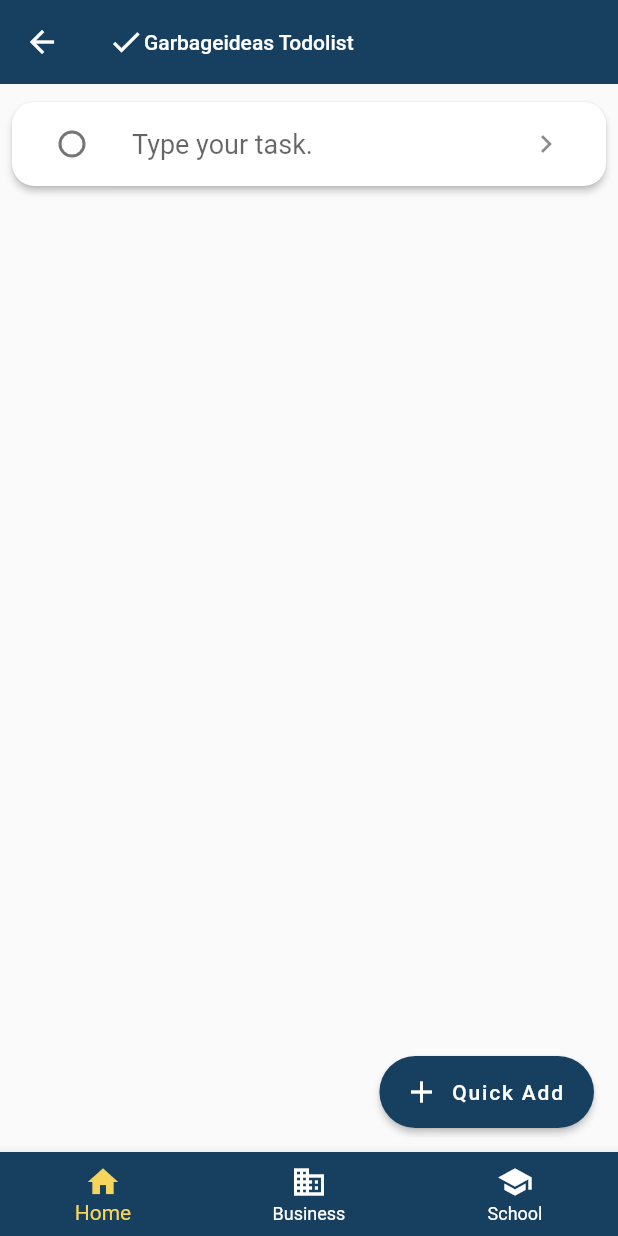
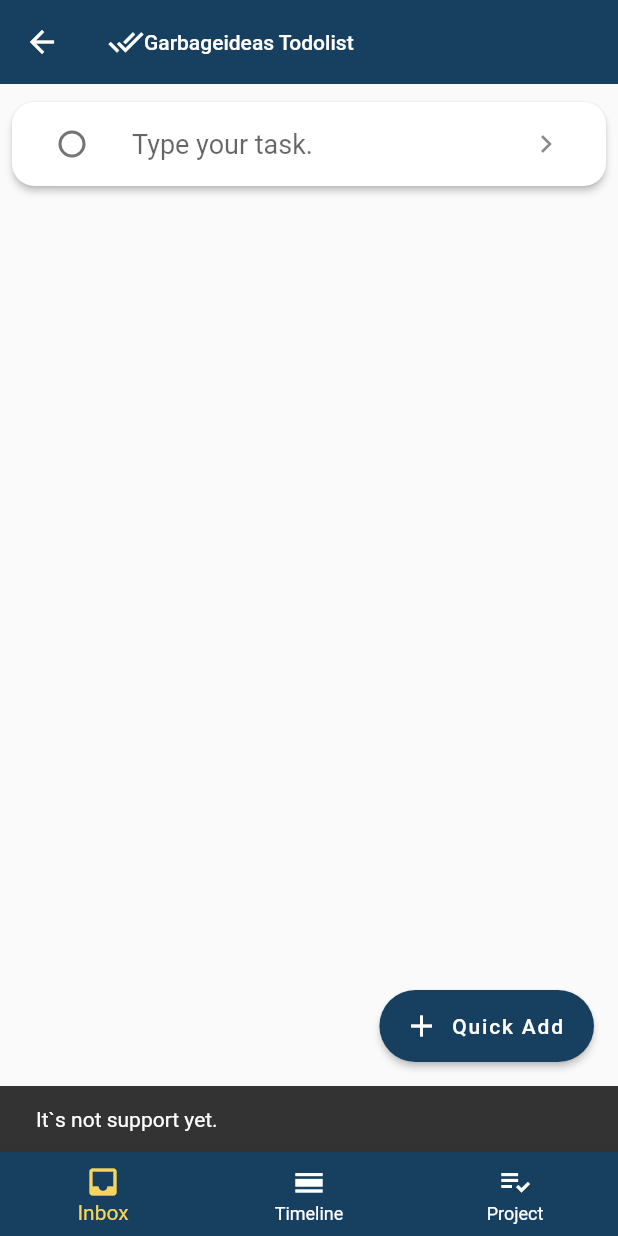
Before and after one commit to Garbageideas/to-do-list, a Flutter app: the InboxScreen screen opened by its route, after a tap on "Quick Add", on a phone screen of 412 x 824 dp. Run offline on Flutter 3.47's test engine with Material 2 defaults, Android fonts, the phone set to English and light mode, and no system bars; our stand-ins replace circular_check_box.

Commit message:
#개발 바텀네비게이션바 복붙했던것 커스텀

```diff
--- a/lib/screens/home_screen.dart
+++ b/lib/screens/home_screen.dart
@@ -30,7 +30,7 @@ class _HomeScreenState extends State<HomeScreen> {
         radius: 48.0,
         child: Row(
           children: [
-            Icon(Icons.check, color: ProtoTheme.yellow),
+            Icon(Icons.done_all, color: ProtoTheme.yellow),
             Text(
               'Garbageideas',
               style: TextStyle(color: ProtoTheme.yellow),
@@ -45,7 +45,6 @@ class _HomeScreenState extends State<HomeScreen> {
       controller: _emailBoxController,
       keyboardType: TextInputType.emailAddress,
       autofocus: false,
-      //initialValue: 'geust@gmail.com',
       decoration: InputDecoration(
         hintText: 'Email',
         contentPadding: EdgeInsets.fromLTRB(20.0, 10.0, 20.0, 10.0),
@@ -56,7 +55,6 @@ class _HomeScreenState extends State<HomeScreen> {
     TextFormField password = TextFormField(
       controller: _passwordBoxController,
       autofocus: false,
-      //initialValue: 'geust',
       obscureText: true,
       decoration: InputDecoration(
         hintText: 'Password',
@@ -125,6 +123,5 @@ class _HomeScreenState extends State<HomeScreen> {
     );
   }
 
-  _showSnackBar(String message) =>
-      scaffoldKey.currentState.showSnackBar(SnackBar(content: Text(message)));
+  _showSnackBar(String message) => scaffoldKey.currentState.showSnackBar(SnackBar(content: Text(message)));
 }
--- a/lib/screens/inbox_screen.dart
+++ b/lib/screens/inbox_screen.dart
@@ -8,17 +8,21 @@ import 'package:to_do_list/overview/routes.dart';
 import 'package:to_do_list/models/todos.dart';
 
 class InboxScreen extends StatelessWidget {
+  final scaffoldKey = GlobalKey<ScaffoldState>();
+
   @override
   Widget build(BuildContext context) {
     var _todos = Provider.of<TodosModel>(context);
 
+
     return Container(
       child: Scaffold(
+        key: scaffoldKey,
         appBar: AppBar(
           elevation: 0.0,
           title: Row(
             children: <Widget>[
-              Icon(Icons.check, color: Colors.white,),
+              Icon(Icons.done_all, color: Colors.white,),
               Text('Garbageideas Todolist', style: TextStyle(color: Colors.white, fontSize: 14.0),),
             ],
           ),
@@ -38,10 +42,7 @@ class InboxScreen extends StatelessWidget {
                           key: todos.getKey(index),
                           onDismissed: (direction) {
                             _todos.removeByKey(todos.getKey(index));
-                            Scaffold.of(context).showSnackBar(SnackBar(
-                              content: Text('Removed.'),
-                              //backgroundColor: ProtoTheme.red,
-                            ));
+                            _showSnackBar('Removed.');
                           },
                           background: Padding(
                             padding: const EdgeInsets.symmetric(vertical: 20.0),
@@ -76,23 +77,23 @@ class InboxScreen extends StatelessWidget {
         bottomNavigationBar: BottomNavigationBar(
           items: const <BottomNavigationBarItem>[
             BottomNavigationBarItem(
-              icon: Icon(Icons.home),
-              title: Text('Home'),
+              icon: Icon(Icons.inbox),
+              title: Text('Inbox'),
             ),
             BottomNavigationBarItem(
-              icon: Icon(Icons.business),
-              title: Text('Business'),
+              icon: Icon(Icons.calendar_view_day),
+              title: Text('Timeline'),
             ),
             BottomNavigationBarItem(
-              icon: Icon(Icons.school),
-              title: Text('School'),
+              icon: Icon(Icons.playlist_add_check),
+              title: Text('Project'),
             ),
           ],
           currentIndex: 0,
           backgroundColor: ProtoTheme.darkBlue,
           unselectedItemColor: Colors.white,
           selectedItemColor: ProtoTheme.yellow,
-          onTap: (int newTab) => {},
+          onTap: (int newTab) => _showSnackBar('It`s not support yet.'),
         ),
         floatingActionButton: FloatingActionButton.extended(
           elevation: ProtoTheme.elevationLayerOne,
@@ -106,6 +107,8 @@ class InboxScreen extends StatelessWidget {
       ),
     );
   }
+
+  _showSnackBar(String message) => scaffoldKey.currentState.showSnackBar(SnackBar(content: Text(message)));
 }
 
 class TaskWidget extends StatefulWidget {
```
